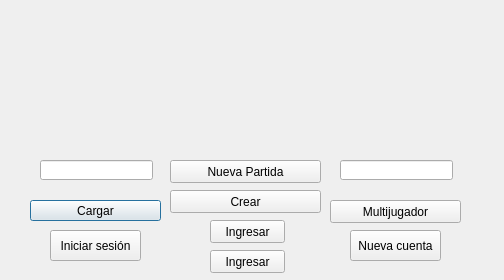
Qt form Videojuego/inicio.ui (Pablo9925/Proyecto_Final_Info) before a commit.
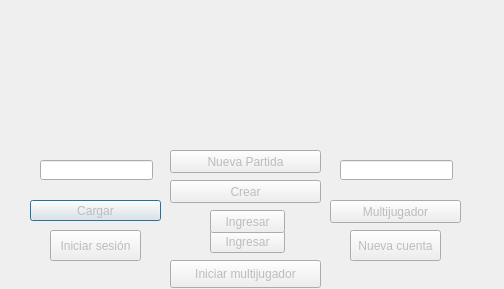
The same form after that commit. Icons and pictures are not drawn.

What changed in the file:
```diff
--- a/Videojuego/inicio.ui
+++ b/Videojuego/inicio.ui
@@ -7,9 +7,136 @@
     <x>0</x>
     <y>0</y>
     <width>504</width>
-    <height>280</height>
+    <height>289</height>
    </rect>
   </property>
+  <property name="palette">
+   <palette>
+    <active>
+     <colorrole role="WindowText">
+      <brush brushstyle="SolidPattern">
+       <color alpha="255">
+        <red>255</red>
+        <green>255</green>
+        <blue>255</blue>
+       </color>
+      </brush>
+     </colorrole>
+     <colorrole role="Text">
+      <brush brushstyle="SolidPattern">
+       <color alpha="255">
+        <red>255</red>
+        <green>255</green>
+        <blue>255</blue>
+       </color>
+      </brush>
+     </colorrole>
+     <colorrole role="ButtonText">
+      <brush brushstyle="SolidPattern">
+       <color alpha="255">
+        <red>189</red>
+        <green>187</green>
+        <blue>191</blue>
+       </color>
+      </brush>
+     </colorrole>
+     <colorrole role="ToolTipText">
+      <brush brushstyle="SolidPattern">
+       <color alpha="255">
+        <red>255</red>
+        <green>255</green>
+        <blue>255</blue>
+       </color>
+      </brush>
+     </colorrole>
+    </active>
+    <inactive>
+     <colorrole role="WindowText">
+      <brush brushstyle="SolidPattern">
+       <color alpha="255">
+        <red>255</red>
+        <green>255</green>
+        <blue>255</blue>
+       </color>
+      </brush>
+     </colorrole>
+     <colorrole role="Text">
+      <brush brushstyle="SolidPattern">
+       <color alpha="255">
+        <red>255</red>
+        <green>255</green>
+        <blue>255</blue>
+       </color>
+      </brush>
+     </colorrole>
+     <colorrole role="ButtonText">
+      <brush brushstyle="SolidPattern">
+       <color alpha="255">
+        <red>189</red>
+        <green>187</green>
+        <blue>191</blue>
+       </color>
+      </brush>
+     </colorrole>
+     <colorrole role="ToolTipText">
+      <brush brushstyle="SolidPattern">
+       <color alpha="255">
+        <red>255</red>
+        <green>255</green>
+        <blue>255</blue>
+       </color>
+      </brush>
+     </colorrole>
+    </inactive>
+    <disabled>
+     <colorrole role="WindowText">
+      <brush brushstyle="SolidPattern">
+       <color alpha="255">
+        <red>120</red>
+        <green>120</green>
+        <blue>120</blue>
+       </color>
+      </brush>
+     </colorrole>
+     <colorrole role="Text">
+      <brush brushstyle="SolidPattern">
+       <color alpha="255">
+        <red>120</red>
+        <green>120</green>
+        <blue>120</blue>
+       </color>
+      </brush>
+     </colorrole>
+     <colorrole role="ButtonText">
+      <brush brushstyle="SolidPattern">
+       <color alpha="255">
+        <red>120</red>
+        <green>120</green>
+        <blue>120</blue>
+       </color>
+      </brush>
+     </colorrole>
+     <colorrole role="ToolTipText">
+      <brush brushstyle="SolidPattern">
+       <color alpha="255">
+        <red>255</red>
+        <green>255</green>
+        <blue>255</blue>
+       </color>
+      </brush>
+     </colorrole>
+    </disabled>
+   </palette>
+  </property>
+  <property name="font">
+   <font>
+    <weight>50</weight>
+    <bold>false</bold>
+   </font>
+  </property>
+  <property name="contextMenuPolicy">
+   <enum>Qt::DefaultContextMenu</enum>
+  </property>
   <property name="windowTitle">
    <string>Rise Of The Tomb Explorer</string>
   </property>
@@ -84,7 +211,7 @@
    <property name="geometry">
     <rect>
      <x>170</x>
-     <y>190</y>
+     <y>180</y>
      <width>151</width>
      <height>23</height>
     </rect>
@@ -132,7 +259,7 @@
    <property name="geometry">
     <rect>
      <x>210</x>
-     <y>250</y>
+     <y>230</y>
      <width>75</width>
      <height>23</height>
     </rect>
@@ -148,7 +275,7 @@
    <property name="geometry">
     <rect>
      <x>170</x>
-     <y>160</y>
+     <y>150</y>
      <width>151</width>
      <height>23</height>
     </rect>
@@ -164,7 +291,7 @@
    <property name="geometry">
     <rect>
      <x>210</x>
-     <y>220</y>
+     <y>210</y>
      <width>75</width>
      <height>23</height>
     </rect>
@@ -176,6 +303,22 @@
     <string>Ingresar</string>
    </property>
   </widget>
+  <widget class="QPushButton" name="partidamulti">
+   <property name="geometry">
+    <rect>
+     <x>170</x>
+     <y>260</y>
+     <width>151</width>
+     <height>28</height>
+    </rect>
+   </property>
+   <property name="styleSheet">
+    <string notr="true">background-image: url(:/sprites personaje/Dead (1).png);</string>
+   </property>
+   <property name="text">
+    <string>Iniciar multijugador</string>
+   </property>
+  </widget>
  </widget>
  <resources/>
  <connections/>
```
